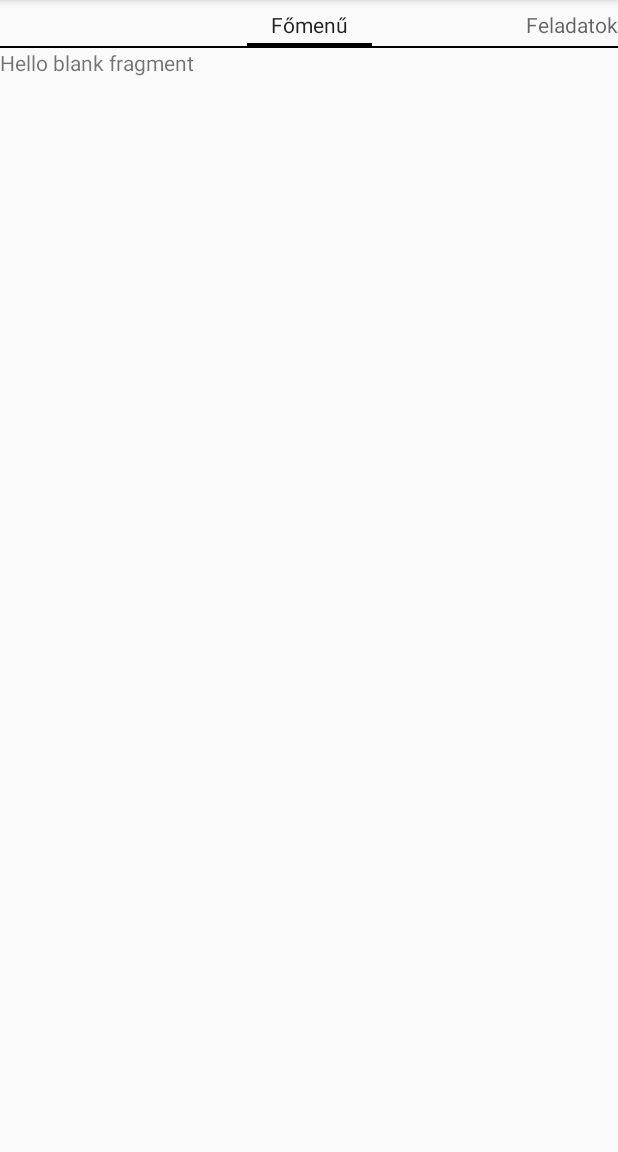
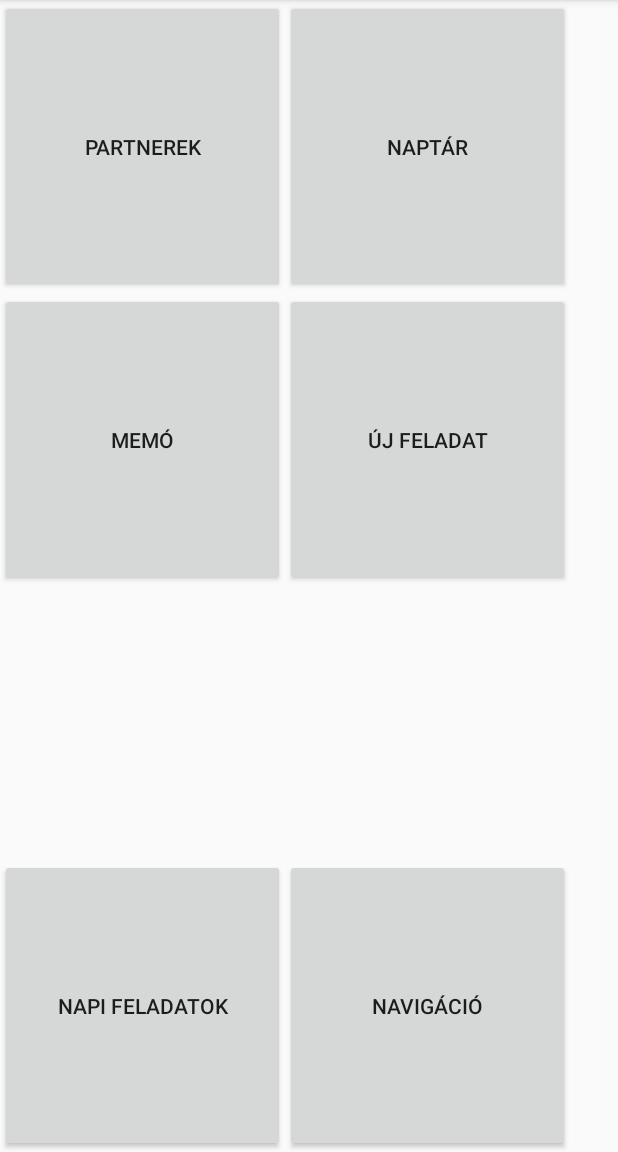
Before and after one commit to mesterj/KiteCRMDemo, an Android app: the screen it shows after launch (MainActivity), on a phone screen of 412 x 824 dp, the part 84-1236 px from its top. Run offline under Robolectric (Android 15) with nearby library versions, the phone set to English and light mode, and no system bars.

Commit message:
second ver main

```diff
--- a/app/src/main/java/com/kite/joco/kitecrmdemo/MainActivity.java
+++ b/app/src/main/java/com/kite/joco/kitecrmdemo/MainActivity.java
@@ -1,8 +1,7 @@
 package com.kite.joco.kitecrmdemo;
 
-import android.support.v4.view.ViewPager;
+import android.os.Bundle;
 import android.support.v7.app.ActionBarActivity;
-import android.os.Bundle;
 import android.view.Menu;
 import android.view.MenuItem;
 
@@ -13,9 +12,9 @@ public class MainActivity extends ActionBarActivity {
     protected void onCreate(Bundle savedInstanceState) {
         super.onCreate(savedInstanceState);
         setContentView(R.layout.activity_main);
-        ViewPager pager = (ViewPager) findViewById(R.id.viewpager);
+        /*ViewPager pager = (ViewPager) findViewById(R.id.viewpager);
         CrmViewPagerAdapter adapter = new CrmViewPagerAdapter(getSupportFragmentManager());
-        pager.setAdapter(adapter);
+        pager.setAdapter(adapter);*/
     }
 
 
--- a/app/src/main/res/layout/activity_main.xml
+++ b/app/src/main/res/layout/activity_main.xml
@@ -1,21 +1,65 @@
-<LinearLayout xmlns:android="http://schemas.android.com/apk/res/android"
-    xmlns:tools="http://schemas.android.com/tools" android:layout_width="match_parent"
+<GridLayout xmlns:android="http://schemas.android.com/apk/res/android"
+    xmlns:tools="http://schemas.android.com/tools"
+    android:id="@+id/GridLayout1"
+    android:layout_width="match_parent"
     android:layout_height="match_parent"
-    android:orientation="vertical"
-    tools:context=".MainActivity">
+    android:columnCount="3"
+    android:rowCount="10"
+    android:orientation="horizontal"
+    tools:context=".GridXMLActivity"
+    >
+    <Button
+        android:id="@+id/button1"
+        android:layout_gravity="left|top"
+        android:text="@string/pbCaption"
+        android:layout_width="190dp"
+        android:layout_height="195dp"
+        android:layout_row="0"
+        android:layout_column="0" />
 
-    <android.support.v4.view.ViewPager
-        android:id="@+id/viewpager"
-        android:layout_width="wrap_content"
-        android:layout_height="wrap_content">
+    <Button
+        android:id="@+id/button2"
+        android:layout_gravity="right|top"
+        android:text="@string/calCaption"
+        android:layout_row="0"
+        android:layout_column="1"
+        android:layout_width="190dp"
+        android:layout_height="195dp" />
 
-        <android.support.v4.view.PagerTabStrip
-            android:layout_width="wrap_content"
-            android:layout_height="wrap_content"
-            android:layout_gravity="top"
-            />
+    <Button
+        android:id="@+id/button4"
+        android:layout_gravity="left|center"
+        android:text="@string/memoCaption"
+        android:layout_width="190dp"
+        android:layout_height="195dp"
+        android:layout_row="1"
+        android:layout_column="0" />
 
-    </android.support.v4.view.ViewPager>
+    <Button
+        android:id="@+id/button3"
+        android:layout_gravity="right|center"
+        android:text="@string/newtaskCaption"
+        android:layout_row="1"
+        android:layout_column="1"
+        android:layout_width="190dp"
+        android:layout_height="195dp"/>
 
+    <Button
+        android:id="@+id/button5"
+        android:layout_gravity="right|bottom"
+        android:text="@string/dailytaskbtnCaption"
+        android:layout_row="9"
+        android:layout_column="0"
+        android:layout_width="190dp"
+        android:layout_height="195dp" />
 
-</LinearLayout>
+    <Button
+        android:id="@+id/button6"
+        android:layout_gravity="left|bottom"
+        android:text="@string/navibtnCaption"
+        android:layout_row="9"
+        android:layout_column="1"
+        android:layout_width="190dp"
+        android:layout_height="195dp" />
+
+</GridLayout>
--- a/app/src/main/res/values/strings.xml
+++ b/app/src/main/res/values/strings.xml
@@ -7,4 +7,10 @@
 <!-- TODO: Remove or change this placeholder text -->
     <string name="hello_blank_fragment">Hello blank fragment</string>
     <string name="title_activity_new_contact">NewContactActivity</string>
+    <string name="pbCaption">Partnerek</string>
+    <string name="calCaption">Naptár</string>
+    <string name="memoCaption">Memó</string>
+    <string name="newtaskCaption">Új feladat</string>
+    <string name="dailytaskbtnCaption">Napi feladatok</string>
+    <string name="navibtnCaption">Navigáció</string>
 </resources>
```
